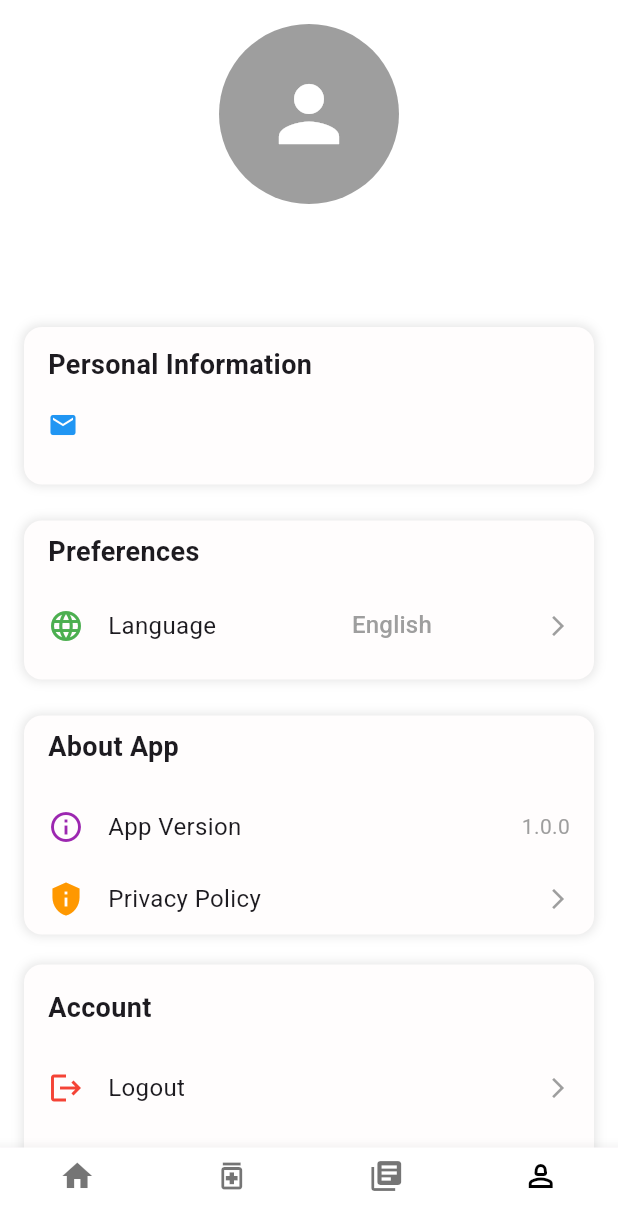
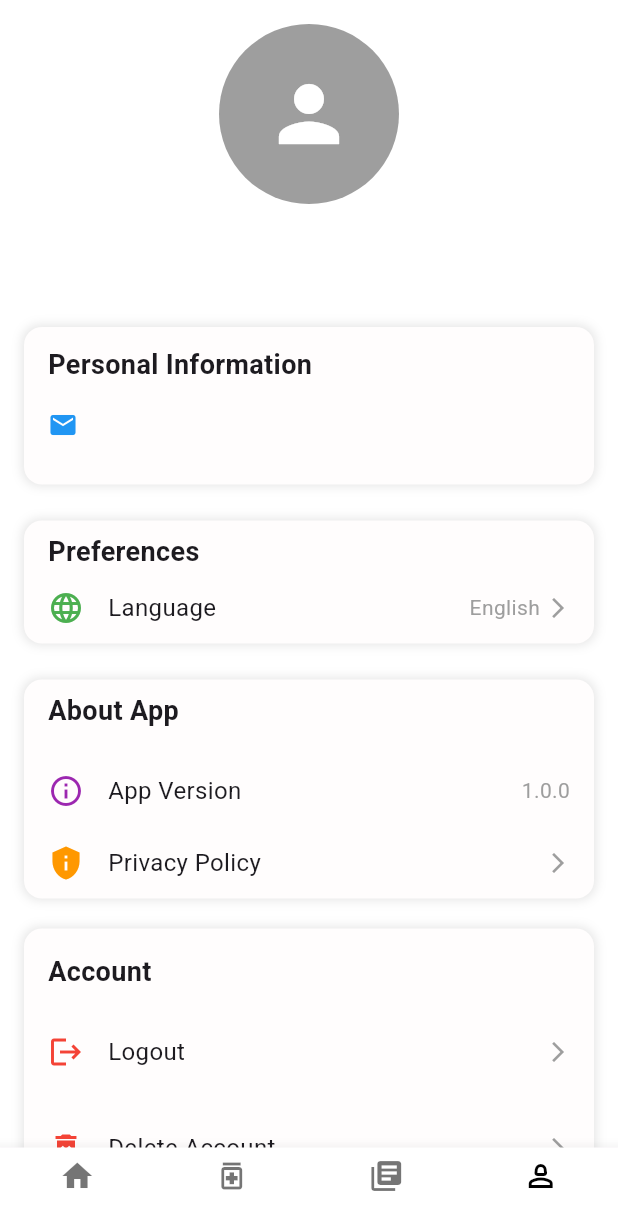
Before and after one commit to furkanislek/med-reminder, a Flutter app: the screen it shows once a user with an empty profile is signed in, on a phone screen of 412 x 824 dp. Shown: the top 1230 px of the screen. Run offline on Flutter 3.47's test engine with Material 3 defaults, Android fonts, the phone set to English and light mode, and no system bars; our stand-ins replace cloud_firestore, firebase_auth, firebase_core, flutter_html, flutter_local_notifications, flutter_svg and 6 more; accounts and stored records are empty; project files that could hold a hidden picture were left out.

Commit message:
style fixs

```diff
--- a/lib/components/home/medicine_card.dart
+++ b/lib/components/home/medicine_card.dart
@@ -86,7 +86,7 @@ class MedicineCard extends StatelessWidget {
       dayDesc =
           "${DateFormat.MMMd().format(nextDoseTime)} ${'card.at'.tr} "; // Localized 'at'
     }
-    return "${'card.nextDose'.tr} $dayDesc${DateFormat('h:mm a').format(nextDoseTime)}"; // Localized
+    return "${'card.nextDose'.tr} $dayDesc ${DateFormat('h:mm a').format(nextDoseTime)}"; // Localized
   }
 
   String _getFrequencyText(int dosesPerDay) {
--- a/lib/pages/Profile/profile.dart
+++ b/lib/pages/Profile/profile.dart
@@ -21,6 +21,25 @@ class _ProfileScreenState extends State<ProfileScreen> {
   String? profileImageBase64;
   String selectedLanguage = 'tr_TR';
   String? photoUrl;
+
+  List<Map<String, String>> languages = [
+    {'code': 'tr_TR', 'name': 'Türkçe'},
+    {'code': 'en_US', 'name': 'English'},
+    {'code': 'de_DE', 'name': 'Deutsch'},
+    {'code': 'fr_FR', 'name': 'Français'},
+    {'code': 'es_ES', 'name': 'Español'},
+    {'code': 'pt_BR', 'name': 'Português'},
+    {'code': 'zh_CN', 'name': '中文'},
+    {'code': 'hi_IN', 'name': 'हिन्दी'},
+    {'code': 'ar_SA', 'name': 'العربية'},
+    {'code': 'ru_RU', 'name': 'Русский'},
+    {'code': 'ms_MY', 'name': 'Bahasa Malaysia'},
+    {'code': 'id_ID', 'name': 'Bahasa Indonesia'},
+    {'code': 'bn_BD', 'name': 'বাংলা'},
+    {'code': 'ja_JP', 'name': '日本語'},
+    {'code': 'ko_KR', 'name': '한국어'},
+    {'code': 'it_IT', 'name': 'Italiano'},
+  ];
 
   @override
   void initState() {
@@ -135,6 +154,96 @@ class _ProfileScreenState extends State<ProfileScreen> {
     } else {
       return const AssetImage('assets/avatar.png');
     }
+  }
+
+  void _showLanguagePicker(BuildContext context) {
+    String tempLanguage = selectedLanguage;
+    int initialIndex = languages.indexWhere(
+      (lang) => lang['code'] == selectedLanguage,
+    );
+    if (initialIndex < 0) initialIndex = 0;
+
+    Get.bottomSheet(
+      Container(
+        height: 300,
+        color: Colors.white,
+        child: Column(
+          children: [
+            Padding(
+              padding: const EdgeInsets.all(16.0),
+              child: Text(
+                'settings.selectLanguage'.tr,
+                style: const TextStyle(
+                  fontSize: 18,
+                  fontWeight: FontWeight.bold,
+                ),
+              ),
+            ),
+            Expanded(
+              child: ListWheelScrollView.useDelegate(
+                itemExtent: 50,
+                perspective: 0.005,
+                diameterRatio: 1.2,
+                physics: const FixedExtentScrollPhysics(),
+                onSelectedItemChanged:
+                    (index) => tempLanguage = languages[index]['code']!,
+                childDelegate: ListWheelChildLoopingListDelegate(
+                  children:
+                      languages
+                          .map(
+                            (lang) => Center(
+                              child: Text(
+                                lang['name']!,
+                                style: const TextStyle(fontSize: 18),
+                              ),
+                            ),
+                          )
+                          .toList(),
+                ),
+                controller: FixedExtentScrollController(
+                  initialItem: initialIndex,
+                ),
+              ),
+            ),
+            Padding(
+              padding: const EdgeInsets.all(12.0),
+              child: ElevatedButton(
+                style: ElevatedButton.styleFrom(
+                  backgroundColor: const Color.fromARGB(255, 255, 255, 255),
+                  shape: RoundedRectangleBorder(
+                    borderRadius: BorderRadius.circular(20.0),
+                  ),
+                ),
+                child: SizedBox(
+                  width: 250,
+                  child: Container(
+                    decoration: BoxDecoration(
+                      color: Colors.white,
+                      borderRadius: BorderRadius.circular(12.0),
+                    ),
+                    child: Text(
+                      'general.done'.tr,
+                      style: TextStyle(
+                        fontSize: 18,
+                        fontWeight: FontWeight.bold,
+                        backgroundColor: Colors.white,
+                        color: Colors.black,
+                      ),
+                      textAlign: TextAlign.center,
+                    ),
+                  ),
+                ),
+                onPressed: () {
+                  _changeLanguage(tempLanguage);
+                  Get.back();
+                },
+              ),
+            ),
+          ],
+        ),
+      ),
+      isScrollControlled: true,
+    );
   }
 
   @override
@@ -266,80 +375,27 @@ class _ProfileScreenState extends State<ProfileScreen> {
                           _buildSettingItem(
                             'settings.language'.tr,
                             const Icon(Icons.language, color: Colors.green),
-                            trailing: DropdownButton<String>(
-                              value: selectedLanguage,
-                              underline: Container(),
-                              icon: const Icon(
-                                Icons.arrow_forward_ios,
-                                size: 16,
-                                color: Colors.grey,
+                            trailing: GestureDetector(
+                              onTap: () => _showLanguagePicker(context),
+                              child: Row(
+                                mainAxisSize: MainAxisSize.min,
+                                children: [
+                                  Text(
+                                    languages.firstWhere(
+                                      (lang) =>
+                                          lang['code'] == selectedLanguage,
+                                      orElse: () => languages.first,
+                                    )['name']!,
+                                    style: const TextStyle(color: Colors.grey),
+                                  ),
+                                  const SizedBox(width: 4),
+                                  const Icon(
+                                    Icons.arrow_forward_ios,
+                                    size: 16,
+                                    color: Colors.grey,
+                                  ),
+                                ],
                               ),
-                              onChanged: (String? newValue) {
-                                if (newValue != null) {
-                                  _changeLanguage(newValue);
-                                }
-                              },
-                              items:
-                                  <String>[
-                                    'tr_TR',
-                                    'en_US',
-                                    'de_DE',
-                                    'fr_FR',
-                                    'es_ES',
-                                    'pt_BR',
-                                    'zh_CN',
-                                    'hi_IN',
-                                    'ar_SA',
-                                    'ru_RU',
-                                    'ms_MY',
-                                    'id_ID',
-                                    'bn_BD',
-                                    'ja_JP',
-                                    'ko_KR',
-                                    'it_IT',
-                                  ].map<DropdownMenuItem<String>>((
-                                    String value,
-                                  ) {
-                                    return DropdownMenuItem<String>(
-                                      value: value,
-                                      child: Text(
-                                        value == 'tr_TR'
-                                            ? 'Türkçe'
-                                            : value == 'en_US'
-                                            ? 'English'
-                                            : value == 'de_DE'
-                                            ? 'Deutsch'
-                                            : value == 'fr_FR'
-                                            ? 'Français'
-                                            : value == 'es_ES'
-                                            ? 'Español'
-                                            : value == 'pt_BR'
-                                            ? 'Português'
-                                            : value == 'zh_CN'
-                                            ? '中文'
-                                            : value == 'hi_IN'
-                                            ? 'हिन्दी'
-                                            : value == 'ar_SA'
-                                            ? 'العربية'
-                                            : value == 'ru_RU'
-                                            ? 'Русский'
-                                            : value == 'ms_MY'
-                                            ? 'Bahasa Malaysia'
-                                            : value == 'id_ID'
-                                            ? 'Bahasa Indonesia'
-                                            : value == 'bn_BD'
-                                            ? 'বাংলা'
-                                            : value == 'ja_JP'
-                                            ? '日本語'
-                                            : value == 'ko_KR'
-                                            ? '한국어'
-                                            : 'Italiano',
-                                        style: const TextStyle(
-                                          color: Colors.grey,
-                                        ),
-                                      ),
-                                    );
-                                  }).toList(),
                             ),
                           ),
                         ],
--- a/lib/utils/localization/ar_sa.dart
+++ b/lib/utils/localization/ar_sa.dart
@@ -13,6 +13,7 @@ const Map<String, String> arSA = {
   'general.error': 'خطأ',
   'general.loading': 'جار التحميل...',
   'general.requiredField': 'هذا الحقل مطلوب',
+  'general.done': 'تم',
 
   // Auth
   'auth.login': 'تسجيل الدخول',
--- a/lib/utils/localization/bn_bd.dart
+++ b/lib/utils/localization/bn_bd.dart
@@ -11,6 +11,7 @@ const Map<String, String> bnBD = {
   'general.error': 'ত্রুটি',
   'general.loading': 'লোড হচ্ছে...',
   'general.requiredField': 'এই ক্ষেত্রটি প্রয়োজনীয়',
+  'general.done': 'সম্পন্ন',
 
   // Auth
   'auth.login': 'লগইন',
--- a/lib/utils/localization/de_de.dart
+++ b/lib/utils/localization/de_de.dart
@@ -13,6 +13,7 @@ const Map<String, String> deDE = {
   'general.error': 'Fehler',
   'general.loading': 'Wird geladen...',
   'general.requiredField': 'Dieses Feld ist erforderlich',
+  'general.done': 'Fertig',
 
   // Auth
   'auth.login': 'Anmelden',
--- a/lib/utils/localization/en_us.dart
+++ b/lib/utils/localization/en_us.dart
@@ -13,6 +13,7 @@ const Map<String, String> enUS = {
   'general.error': 'Error',
   'general.loading': 'Loading...',
   'general.requiredField': 'This field is required',
+  'general.done': 'Done',
 
   // Auth
   'auth.login': 'Login',
@@ -178,5 +179,4 @@ const Map<String, String> enUS = {
   // Profile Page
   'logout': 'Logout',
   'account': 'Account',
-
 };
--- a/lib/utils/localization/es_es.dart
+++ b/lib/utils/localization/es_es.dart
@@ -13,6 +13,7 @@ const Map<String, String> esES = {
   'general.error': 'Error',
   'general.loading': 'Cargando...',
   'general.requiredField': 'Este campo es obligatorio',
+  'general.done': 'Hecho',
 
   // Auth
   'auth.login': 'Iniciar Sesión',
--- a/lib/utils/localization/fr_fr.dart
+++ b/lib/utils/localization/fr_fr.dart
@@ -13,6 +13,7 @@ const Map<String, String> frFR = {
   'general.error': 'Erreur',
   'general.loading': 'Chargement...',
   'general.requiredField': 'Ce champ est obligatoire',
+  'general.done': 'Terminé',
 
   // Auth
   'auth.login': 'Connexion',
--- a/lib/utils/localization/hi_in.dart
+++ b/lib/utils/localization/hi_in.dart
@@ -13,6 +13,7 @@ const Map<String, String> hiIN = {
   'general.error': 'त्रुटि',
   'general.loading': 'लोड हो रहा है...',
   'general.requiredField': 'यह फ़ील्ड आवश्यक है',
+  'general.done': 'पूर्ण',
 
   // Auth
   'auth.login': 'लॉगिन',
--- a/lib/utils/localization/id_id.dart
+++ b/lib/utils/localization/id_id.dart
@@ -13,6 +13,7 @@ const Map<String, String> idID = {
   'general.error': 'Kesalahan',
   'general.loading': 'Memuat...',
   'general.requiredField': 'Bidang ini wajib diisi',
+  'general.done': 'Selesai',
 
   // Auth
   'auth.login': 'Masuk',
--- a/lib/utils/localization/it_it.dart
+++ b/lib/utils/localization/it_it.dart
@@ -13,6 +13,7 @@ const Map<String, String> itIT = {
   'general.error': 'Errore',
   'general.loading': 'Caricamento...',
   'general.requiredField': 'Questo campo è obbligatorio',
+  'general.done': 'Fatto',
 
   // Auth
   'auth.login': 'Accedi',
--- a/lib/utils/localization/ja_jp.dart
+++ b/lib/utils/localization/ja_jp.dart
@@ -13,6 +13,7 @@ const Map<String, String> jaJP = {
   'general.error': 'エラー',
   'general.loading': '読み込み中...',
   'general.requiredField': 'この項目は必須です',
+  'general.done': '完了',
 
   // Auth
   'auth.login': 'ログイン',
--- a/lib/utils/localization/ko_kr.dart
+++ b/lib/utils/localization/ko_kr.dart
@@ -13,6 +13,7 @@ const Map<String, String> koKR = {
   'general.error': '오류',
   'general.loading': '로딩 중...',
   'general.requiredField': '이 필드는 필수입니다',
+  'general.done': '완료',
 
   // Auth
   'auth.login': '로그인',
--- a/lib/utils/localization/ms_my.dart
+++ b/lib/utils/localization/ms_my.dart
@@ -13,6 +13,7 @@ const Map<String, String> msMY = {
   'general.error': 'Ralat',
   'general.loading': 'Memuatkan...',
   'general.requiredField': 'Bidang ini diperlukan',
+  'general.done': 'Selesai',
 
   // Auth
   'auth.login': 'Log Masuk',
--- a/lib/utils/localization/pt_br.dart
+++ b/lib/utils/localization/pt_br.dart
@@ -11,6 +11,7 @@ const Map<String, String> ptBR = {
   'general.error': 'Erro',
   'general.loading': 'Carregando...',
   'general.requiredField': 'Este campo é obrigatório',
+  'general.done': 'Concluído',
 
   // Auth
   'auth.login': 'Entrar',
--- a/lib/utils/localization/ru_ru.dart
+++ b/lib/utils/localization/ru_ru.dart
@@ -13,6 +13,7 @@ const Map<String, String> ruRU = {
   'general.error': 'Ошибка',
   'general.loading': 'Загрузка...',
   'general.requiredField': 'Это поле обязательно к заполнению',
+  'general.done': 'Готово',
 
   // Auth
   'auth.login': 'Вход',
--- a/lib/utils/localization/tr_tr.dart
+++ b/lib/utils/localization/tr_tr.dart
@@ -167,4 +167,8 @@ const Map<String, String> trTR = {
   // Profile Page
   "logout": "Çıkış Yap",
   "account": "Hesap",
+  "general.done": "Tamam",
+  "addMedicine.durationPickerTitle": "Süre Seç",
+  "addMedicine.durationPickerItemText": "{count} gün",
+
 };
--- a/lib/utils/localization/zh_cn.dart
+++ b/lib/utils/localization/zh_cn.dart
@@ -13,6 +13,7 @@ const Map<String, String> zhCN = {
   'general.error': '错误',
   'general.loading': '加载中...',
   'general.requiredField': '此字段为必填项',
+  'general.done': '完成',
 
   // Auth
   'auth.login': '登录',
```
Also changed, not shown: lib/pages/AddPill/add_pill.dart (+45 -20 lines), lib/pages/Home/home.dart (+10 -4 lines).
